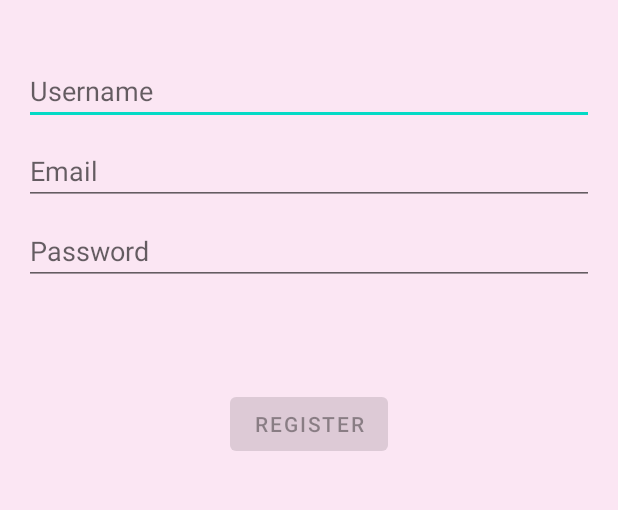
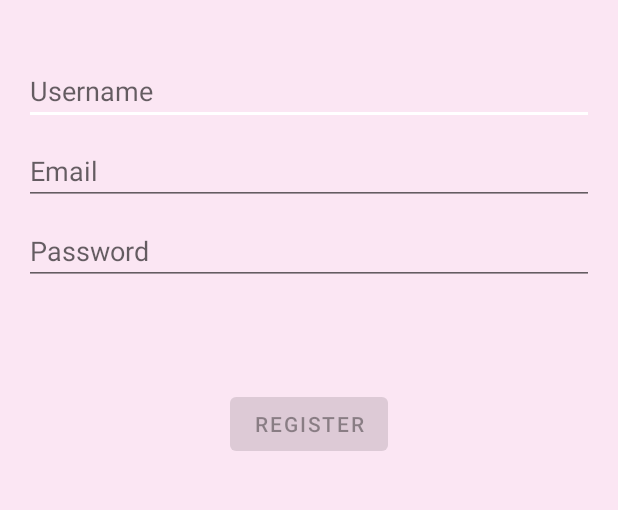
Before and after one commit to RafiRashya/TumoRanger-Backend, an Android app: the screen it shows after launch (RegisterActivity), after a tap on "Sign Up", on a phone screen of 412 x 824 dp, the part 339-849 px from its top. Run offline under Robolectric (Android 15) with nearby library versions, the phone set to English and light mode, and no system bars; our stand-ins replace navigation-ui.

Commit message:
Improve UX & UI

```diff
--- a/app/src/main/res/layout/fragment_history.xml
+++ b/app/src/main/res/layout/fragment_history.xml
@@ -37,4 +37,5 @@
 
         </androidx.constraintlayout.widget.ConstraintLayout>
     </ScrollView>
+
 </layout>
--- a/app/src/main/res/layout/fragment_scan.xml
+++ b/app/src/main/res/layout/fragment_scan.xml
@@ -130,4 +130,5 @@
 
         </androidx.constraintlayout.widget.ConstraintLayout>
     </ScrollView>
+
 </androidx.constraintlayout.widget.ConstraintLayout>
--- a/app/src/main/res/values-night/themes.xml
+++ b/app/src/main/res/values-night/themes.xml
@@ -6,11 +6,14 @@
         <item name="colorPrimaryVariant">@color/purple_700</item>
         <item name="colorOnPrimary">@color/black</item>
         <!-- Secondary brand color. -->
-        <item name="colorSecondary">@color/teal_200</item>
+        <item name="colorSecondary">@color/black</item>
         <item name="colorSecondaryVariant">@color/teal_200</item>
-        <item name="colorOnSecondary">@color/black</item>
+        <item name="colorOnSecondary">@color/white</item>
         <!-- Status bar color. -->
-        <item name="android:statusBarColor">?attr/colorPrimaryVariant</item>
+        <item name="android:statusBarColor">?attr/colorSecondary</item>
+
+        <item name="android:windowLightStatusBar">true</item>
+
         <!-- Customize your theme here. -->
     </style>
 </resources>
--- a/app/src/main/res/values/themes.xml
+++ b/app/src/main/res/values/themes.xml
@@ -6,11 +6,13 @@
         <item name="colorPrimaryVariant">@color/purple_700</item>
         <item name="colorOnPrimary">@color/black</item>
         <!-- Secondary brand color. -->
-        <item name="colorSecondary">@color/teal_200</item>
+        <item name="colorSecondary">@color/white</item>
         <item name="colorSecondaryVariant">@color/teal_700</item>
         <item name="colorOnSecondary">@color/black</item>
         <!-- Status bar color. -->
-        <item name="android:statusBarColor">?attr/colorPrimaryVariant</item>
+        <item name="android:statusBarColor">?attr/colorSecondary</item>
+        <!-- Light status bar for dark text/icons -->
+        <item name="android:windowLightStatusBar">true</item>
         <!-- Customize your theme here. -->
         <item name="android:windowBackground">@color/pink</item>
     </style>
```
Also changed, not shown: app/src/main/java/com/dicoding/tumoranger/ui/login/LoginActivity.kt (+13 -2 lines).
